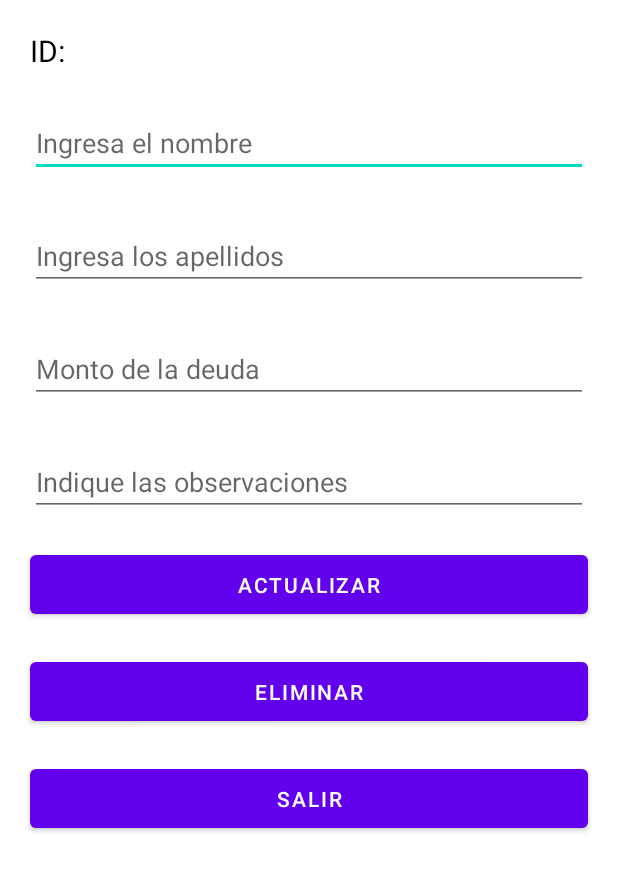
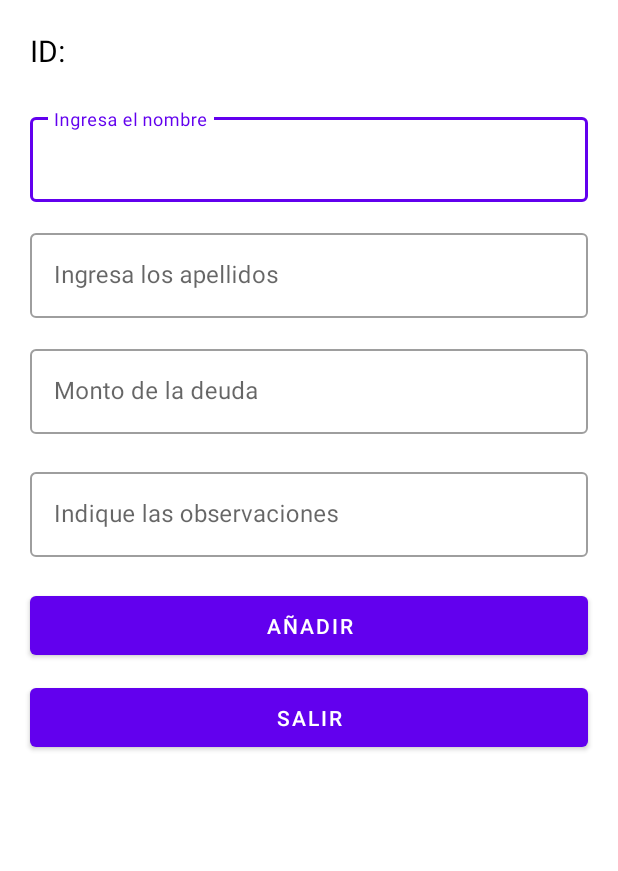
Before and after one commit to Pulido1307/ProyectoBD, an Android app: the layout dialog_update_deudor.xml on its own in the app's theme, with its tools: preview values and no code run, on a phone screen of 412 x 824 dp. Shown: the top 871 px of the screen. Run offline under Robolectric (Android 15) with nearby library versions, the phone set to English and light mode, and no system bars.

Commit message:
[Mod] Views

```diff
--- a/app/src/main/res/layout/dialog_update_deudor.xml
+++ b/app/src/main/res/layout/dialog_update_deudor.xml
@@ -25,61 +25,79 @@
                 android:textColor="@color/black"
                 android:textSize="20sp" />
 
-            <EditText
-                android:id="@+id/editText_nombre_deudor"
+            <com.google.android.material.textfield.TextInputLayout
+                android:id="@+id/textInputLayout_nombre_update"
+                style="@style/Widget.MaterialComponents.TextInputLayout.OutlinedBox"
                 android:layout_width="match_parent"
                 android:layout_height="wrap_content"
                 android:layout_marginStart="20dp"
                 android:layout_marginTop="20dp"
                 android:layout_marginEnd="20dp"
-                android:layout_marginBottom="10dp"
-                android:ems="10"
-                android:hint="@string/ingresa_el_nombre"
-                android:inputType="textPersonName"
-                android:importantForAutofill="no" />
+                android:layout_marginBottom="5dp"
+                android:hint="@string/ingresa_el_nombre">
 
-            <EditText
-                android:id="@+id/editText_Apellidos_deudor"
+                <com.google.android.material.textfield.TextInputEditText
+                    android:layout_width="match_parent"
+                    android:layout_height="wrap_content"
+                    android:inputType="textPersonName"
+                    android:maxLength="75" />
+            </com.google.android.material.textfield.TextInputLayout>
+
+            <com.google.android.material.textfield.TextInputLayout
+                android:id="@+id/textInputLayout_apellidos_update"
+                style="@style/Widget.MaterialComponents.TextInputLayout.OutlinedBox"
                 android:layout_width="match_parent"
                 android:layout_height="wrap_content"
                 android:layout_marginStart="20dp"
-                android:layout_marginTop="20dp"
+                android:layout_marginTop="10dp"
                 android:layout_marginEnd="20dp"
-                android:layout_marginBottom="10dp"
-                android:ems="10"
-                android:hint="@string/ingresa_los_apellidos"
-                android:inputType="textPersonName"
-                android:importantForAutofill="no" />
+                android:layout_marginBottom="5dp"
+                android:hint="@string/apellidos">
 
-            <EditText
-                android:id="@+id/editText_saldo_deudor"
+                <com.google.android.material.textfield.TextInputEditText
+                    android:layout_width="match_parent"
+                    android:layout_height="wrap_content"
+                    android:inputType="textPersonName"
+                    android:maxLength="75" />
+            </com.google.android.material.textfield.TextInputLayout>
+
+
+            <com.google.android.material.textfield.TextInputLayout
+                android:id="@+id/textInputLayout_monto_update"
+                style="@style/Widget.MaterialComponents.TextInputLayout.OutlinedBox"
                 android:layout_width="match_parent"
                 android:layout_height="wrap_content"
                 android:layout_marginStart="20dp"
-                android:layout_marginTop="20dp"
+                android:layout_marginTop="10dp"
                 android:layout_marginEnd="20dp"
                 android:layout_marginBottom="10dp"
-                android:ems="10"
-                android:hint="@string/monto_de_la_deuda"
-                android:inputType="numberDecimal"
-                android:importantForAutofill="no" />
+                android:hint="@string/monto_de_la_deuda">
 
-            <EditText
-                android:id="@+id/editTextTextMultiLine"
+                <com.google.android.material.textfield.TextInputEditText
+                    android:layout_width="match_parent"
+                    android:layout_height="wrap_content"
+                    android:inputType="numberDecimal" />
+            </com.google.android.material.textfield.TextInputLayout>
+
+            <com.google.android.material.textfield.TextInputLayout
+                android:id="@+id/textInputLayout_observaciones_update"
+                style="@style/Widget.MaterialComponents.TextInputLayout.OutlinedBox"
                 android:layout_width="match_parent"
                 android:layout_height="wrap_content"
                 android:layout_marginStart="20dp"
-                android:layout_marginTop="20dp"
+                android:layout_marginTop="10dp"
                 android:layout_marginEnd="20dp"
                 android:layout_marginBottom="10dp"
-                android:ems="10"
-                android:gravity="start|top"
-                android:hint="@string/indique_las_observaciones"
-                android:inputType="textMultiLine"
-                android:importantForAutofill="no" />
+                android:hint="@string/observaciones">
+
+                <com.google.android.material.textfield.TextInputEditText
+                    android:layout_width="match_parent"
+                    android:layout_height="wrap_content"
+                    android:inputType="textMultiLine" />
+            </com.google.android.material.textfield.TextInputLayout>
 
             <Button
-                android:id="@+id/button_add_deudor"
+                android:id="@+id/button_add_update"
                 android:layout_width="match_parent"
                 android:layout_height="wrap_content"
                 android:layout_marginStart="20dp"
@@ -88,31 +106,20 @@
                 android:layout_marginBottom="10dp"
                 android:paddingTop="10dp"
                 android:paddingBottom="10dp"
-                android:text="@string/actualizar" />
+                android:text="@string/add" />
 
             <Button
-                android:id="@+id/button"
+                android:id="@+id/button_salir_update"
                 android:layout_width="match_parent"
                 android:layout_height="wrap_content"
                 android:layout_marginStart="20dp"
-                android:layout_marginTop="10dp"
-                android:layout_marginEnd="20dp"
-                android:layout_marginBottom="10dp"
-                android:paddingTop="10dp"
-                android:paddingBottom="10dp"
-                android:text="@string/eliminar" />
-
-            <Button
-                android:id="@+id/button_salir_deudor"
-                android:layout_width="match_parent"
-                android:layout_height="wrap_content"
-                android:layout_marginStart="20dp"
-                android:layout_marginTop="10dp"
                 android:layout_marginEnd="20dp"
                 android:layout_marginBottom="15dp"
                 android:paddingTop="10dp"
                 android:paddingBottom="10dp"
                 android:text="@string/salir" />
+
         </LinearLayout>
     </ScrollView>
+
 </LinearLayout>
```
Also changed, not shown: app/src/main/res/layout/dialog_deuda.xml (+19 -15 lines), app/src/main/res/layout/opc_dialog.xml (+6 -5 lines).
